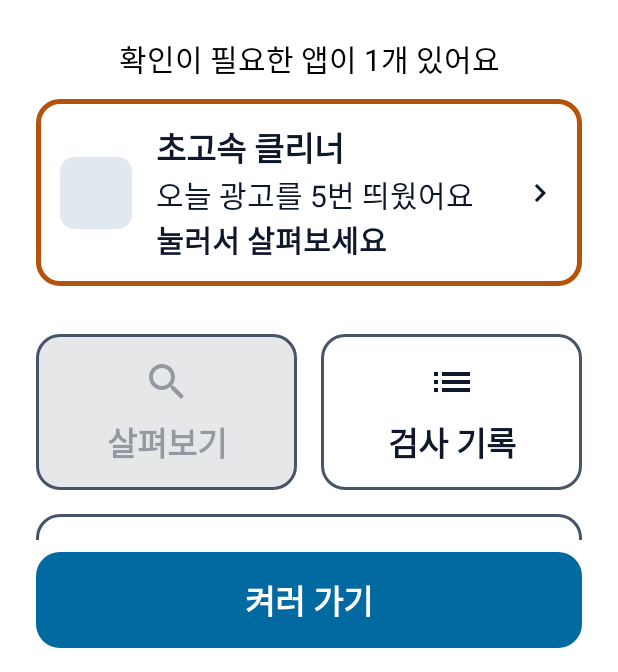
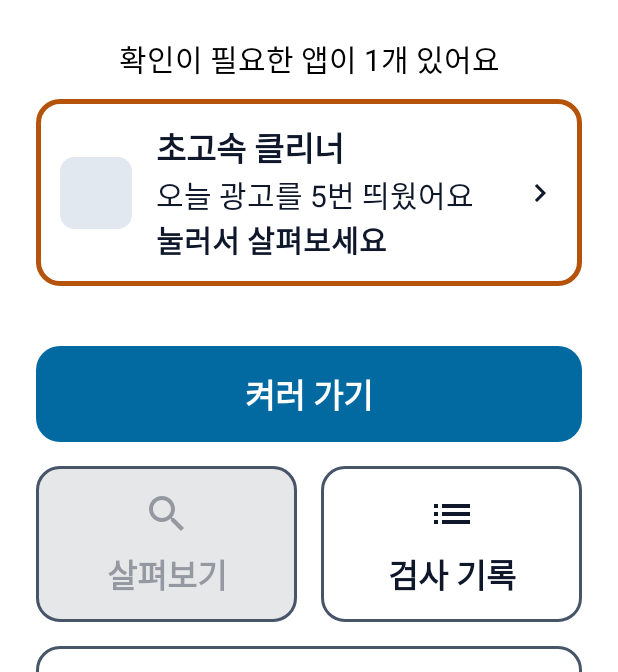
Before and after one commit to inq-o/phonedoctor, an Android app built with Jetpack Compose: the @Preview function UsageOffLargeFontPreview, on a phone screen of 412 x 824 dp, the part 564-1236 px from its top. Run offline under Robolectric (Android 15) with nearby library versions, the phone set to English and light mode, and no system bars; our stand-ins replace Dagger/Hilt's generated code; libraries missing offline, so code that uses them is left out: androidx.hilt.lifecycle.

Commit message:
fix(senior-home): 광고 찾기 꺼짐의 [켜러 가기]도 메뉴 칸 위로(읽는 순서 상태→주요 버튼→나머지), 본문·메뉴 간격 24dp로 예전과 같게, 탐색 테스트는 칸을 스크롤해 누름, 큰 글꼴 확인 필요 미리보기, 규칙 문구 대상 명확히

```diff
--- a/core/designsystem/src/main/kotlin/io/github/inq_o/phonedoctor/core/designsystem/component/SeniorScreen.kt
+++ b/core/designsystem/src/main/kotlin/io/github/inq_o/phonedoctor/core/designsystem/component/SeniorScreen.kt
@@ -22,6 +22,7 @@ import androidx.compose.ui.unit.dp
  *
  * [footer]는 홈 메뉴 칸처럼 아래쪽에 두지만 고정하지 않는 영역이다. 자리가 남으면 바닥에 붙고,
  * 글꼴을 키워 한 화면에 안 들어가면 위 내용 아래에 이어 붙어 같이 스크롤된다 (위 내용을 가리지 않음).
+ * 화면 루트로만 쓴다 (BoxWithConstraints라 IntrinsicSize 측정 안에 넣으면 예외).
  */
 @Composable
 fun SeniorScreen(
@@ -42,7 +43,7 @@ fun SeniorScreen(
                 Column(Modifier.fillMaxWidth(), horizontalAlignment = Alignment.CenterHorizontally, content = content)
                 if (footer != null) {
                     Column(
-                        modifier = Modifier.fillMaxWidth().padding(top = 16.dp),
+                        modifier = Modifier.fillMaxWidth().padding(top = 24.dp),
                         verticalArrangement = Arrangement.spacedBy(16.dp),
                         content = footer,
                     )
--- a/feature/senior-home/impl/src/main/kotlin/io/github/inq_o/phonedoctor/feature/seniorhome/impl/SeniorHomeScreen.kt
+++ b/feature/senior-home/impl/src/main/kotlin/io/github/inq_o/phonedoctor/feature/seniorhome/impl/SeniorHomeScreen.kt
@@ -128,14 +128,12 @@ internal fun SeniorHomeScreen(
                 )
             }
         },
-        actions = if (state is SeniorHomeUiState.UsageAccessOff) {
-            { PdPrimaryButton(stringResource(R.string.feature_senior_home_impl_usage_open), onOpenUsageSettings) }
-        } else {
-            null
-        },
-        // 메뉴 칸 2×2는 아래쪽에 두되 고정하지 않는다: 큰 글꼴에서 위 상태·앱 카드를 가리지 않고 같이 스크롤 (원칙 8 예외).
-        // 상태가 바뀌어도 칸의 자리와 이름은 그대로, 채움만 바뀐다 (원칙 2)
+        // 누르는 영역(주요 버튼 + 메뉴 칸 2×2)은 아래쪽에 두되 고정하지 않는다: 큰 글꼴에서 위 상태·앱 카드를 가리지 않고 같이 스크롤 (§2 예외).
+        // [켜러 가기]는 메뉴 칸 위 (읽는 순서: 상태 문장 → 주요 버튼 → 나머지, §7). 칸의 자리와 이름은 상태가 바뀌어도 그대로 (원칙 2)
         footer = {
+            if (state is SeniorHomeUiState.UsageAccessOff) {
+                PdPrimaryButton(stringResource(R.string.feature_senior_home_impl_usage_open), onOpenUsageSettings)
+            }
             // 확인할 앱이 있으면 주요 행동은 위의 앱 카드, 광고 찾기가 꺼져 있으면 [켜러 가기]다 (한 화면에 주요 행동 하나).
             // 광고 찾기가 꺼져 있거나 불러오는 중이면 [살펴보기]는 눌러도 할 일이 없어 끈다 (자리와 이름은 그대로)
             run {
@@ -359,6 +357,14 @@ private fun AttentionPreview() {
 
 @Preview(showBackground = true, widthDp = 360, heightDp = 720, fontScale = 2f)
 @Composable
+private fun AttentionLargeFontPreview() {
+    PhoneDoctorTheme {
+        SeniorHomeScreen(SeniorHomeUiState.Ready(listOf(PreviewAlert), null, scanning = false, notificationsOn = true), {}, {}, {}, {})
+    }
+}
+
+@Preview(showBackground = true, widthDp = 360, heightDp = 720, fontScale = 2f)
+@Composable
 private fun UsageOffLargeFontPreview() {
     PhoneDoctorTheme {
         SeniorHomeScreen(SeniorHomeUiState.UsageAccessOff(listOf(PreviewAlert)), {}, {}, {}, {})
```
Also changed, not shown: 2 other files.
